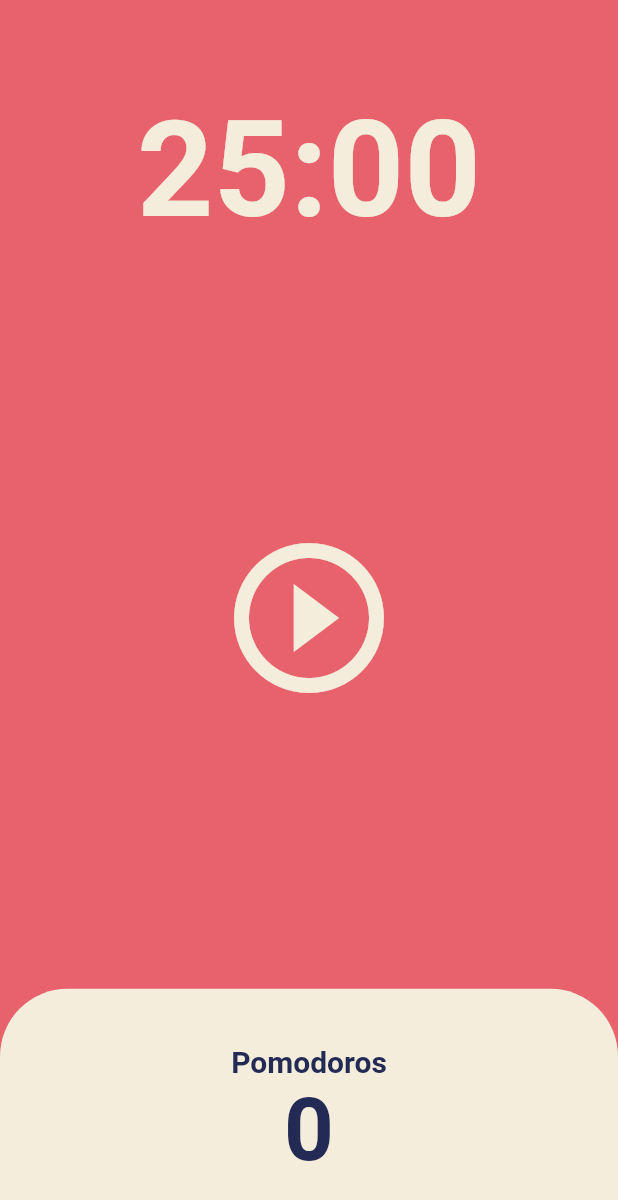
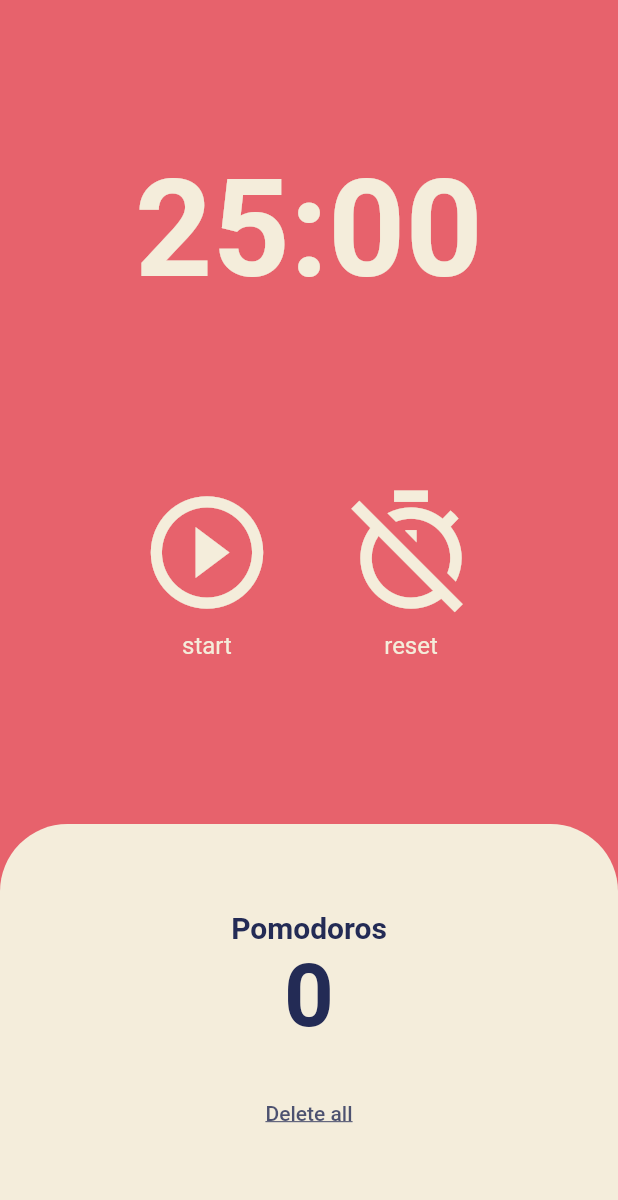
Before and after one commit to hardy716/nomadcoders_pomodoro_challenge, a Flutter app: the screen it shows after launch, on a phone screen of 412 x 824 dp. Shown: the top 1200 px of the screen. Run offline on Flutter 3.47's test engine with Material 2 defaults, Android fonts, the phone set to English and light mode, and no system bars.

Commit message:
update feature/reset & delete

```diff
--- a/lib/screens/home_screen.dart
+++ b/lib/screens/home_screen.dart
@@ -1,6 +1,6 @@
 import 'dart:async';
-
 import 'package:flutter/material.dart';
+import 'package:nomadcoder_pomodoro_challenge/widgets/icon_text_button.dart';
 
 class HomeScreen extends StatefulWidget {
   const HomeScreen({super.key});
@@ -10,7 +10,7 @@ class HomeScreen extends StatefulWidget {
 }
 
 class _HomeScreenState extends State<HomeScreen> {
-  static const twentyFiveMinutes = 1500;
+  static const twentyFiveMinutes = 1500; // 1500
   int totalPomodoros = 0;
   int totalSeconds = twentyFiveMinutes;
   bool isRunning = false;
@@ -19,8 +19,8 @@ class _HomeScreenState extends State<HomeScreen> {
   void onTick(Timer timer) {
     if (totalSeconds == 0) {
       setState(() {
+        isRunning = false;
         totalPomodoros = totalPomodoros + 1;
-        isRunning = false;
         totalSeconds = twentyFiveMinutes;
       });
       timer.cancel();
@@ -39,10 +39,27 @@ class _HomeScreenState extends State<HomeScreen> {
   }
 
   void onPausePressed() {
-    timer.cancel();
     setState(() {
       isRunning = false;
     });
+    timer.cancel();
+  }
+
+  void onResetPressed() {
+    setState(() {
+      isRunning = false;
+      totalSeconds = twentyFiveMinutes;
+    });
+    timer.cancel();
+  }
+
+  void onDeletePressed() {
+    setState(() {
+      isRunning = false;
+      totalPomodoros = 0;
+      totalSeconds = twentyFiveMinutes;
+    });
+    timer.cancel();
   }
 
   String format(int seconds) {
@@ -57,13 +74,13 @@ class _HomeScreenState extends State<HomeScreen> {
       body: Column(
         children: [
           Flexible(
-            flex: 1,
+            flex: 3,
             child: Container(
               alignment: Alignment.bottomCenter,
               child: Text(
                 format(totalSeconds),
                 style: TextStyle(
-                  fontSize: 89.0,
+                  fontSize: 90.0,
                   fontWeight: FontWeight.w600,
                   color: Theme.of(context).cardColor,
                 ),
@@ -71,24 +88,42 @@ class _HomeScreenState extends State<HomeScreen> {
             ),
           ),
           Flexible(
-            flex: 3,
-            child: Container(
-              child: Center(
-                child: IconButton(
-                  icon: Icon(
-                    isRunning
-                        ? Icons.pause_circle_outline
-                        : Icons.play_circle_outline,
+            flex: 5,
+            child: Column(
+              mainAxisAlignment: MainAxisAlignment.center,
+              children: [
+                Center(
+                  child: Row(
+                    mainAxisAlignment: MainAxisAlignment.center,
+                    children: [
+                      IconTextButton(
+                        buttonIcon: isRunning
+                            ? Icons.pause_circle_outline
+                            : Icons.play_circle_outline,
+                        buttonIconSize: 90.0,
+                        buttonText: isRunning ? 'pause' : 'start',
+                        buttonColor: Theme.of(context).cardColor,
+                        onButtonPressed:
+                            isRunning ? onPausePressed : onStartPressed,
+                      ),
+                      const SizedBox(
+                        width: 30.0,
+                      ),
+                      IconTextButton(
+                        buttonIcon: Icons.timer_off_outlined,
+                        buttonIconSize: 90.0,
+                        buttonText: 'reset',
+                        buttonColor: Theme.of(context).cardColor,
+                        onButtonPressed: onResetPressed,
+                      )
+                    ],
                   ),
-                  iconSize: 120.0,
-                  color: Theme.of(context).cardColor,
-                  onPressed: isRunning ? onPausePressed : onStartPressed,
                 ),
-              ),
+              ],
             ),
           ),
           Flexible(
-            flex: 1,
+            flex: 4,
             child: Row(
               children: [
                 Expanded(
@@ -96,7 +131,7 @@ class _HomeScreenState extends State<HomeScreen> {
                     decoration: BoxDecoration(
                       color: Theme.of(context).cardColor,
                       borderRadius: const BorderRadius.vertical(
-                        top: Radius.circular(45),
+                        top: Radius.circular(45.0),
                       ),
                     ),
                     child: Column(
@@ -120,6 +155,23 @@ class _HomeScreenState extends State<HomeScreen> {
                                 Theme.of(context).textTheme.displayLarge!.color,
                           ),
                         ),
+                        const SizedBox(
+                          height: 20.0,
+                        ),
+                        TextButton(
+                          onPressed: onDeletePressed,
+                          child: Text(
+                            'Delete all',
+                            style: TextStyle(
+                              color: Theme.of(context)
+                                  .textTheme
+                                  .displayLarge!
+                                  .color!
+                                  .withOpacity(0.8),
+                              decoration: TextDecoration.underline,
+                            ),
+                          ),
+                        ),
                       ],
                     ),
                   ),
--- /dev/null
+++ b/lib/widgets/icon_text_button.dart
@@ -0,0 +1,43 @@
+import 'package:flutter/material.dart';
+
+class IconTextButton extends StatelessWidget {
+  final IconData buttonIcon;
+  final double buttonIconSize;
+  final String buttonText;
+  final double buttonTextSize;
+  final Color buttonColor;
+  final void Function() onButtonPressed;
+
+  final bool isPrivate = true;
+
+  const IconTextButton({
+    super.key,
+    required this.buttonIcon,
+    required this.buttonIconSize,
+    required this.buttonText,
+    this.buttonTextSize = 16.0,
+    required this.buttonColor,
+    required this.onButtonPressed,
+  });
+
+  @override
+  Widget build(BuildContext context) {
+    return Column(
+      children: [
+        IconButton(
+          icon: Icon(buttonIcon),
+          iconSize: buttonIconSize,
+          color: buttonColor,
+          onPressed: onButtonPressed,
+        ),
+        Text(
+          buttonText,
+          style: TextStyle(
+            fontSize: buttonTextSize,
+            color: buttonColor,
+          ),
+        ),
+      ],
+    );
+  }
+}
```
